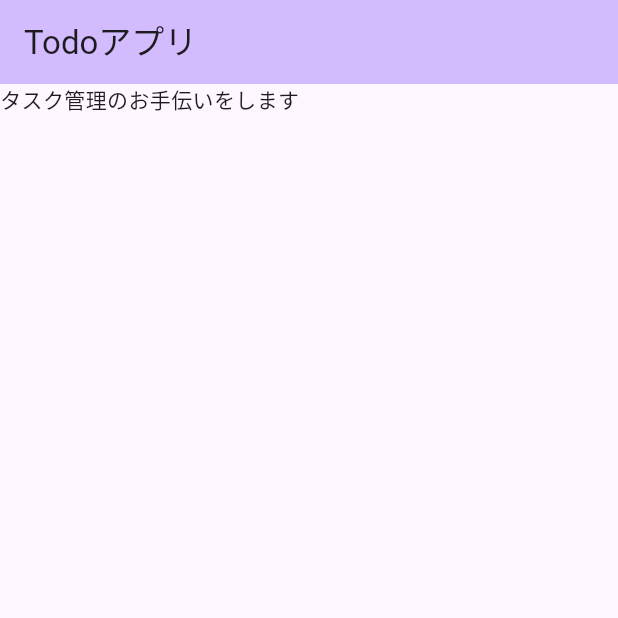
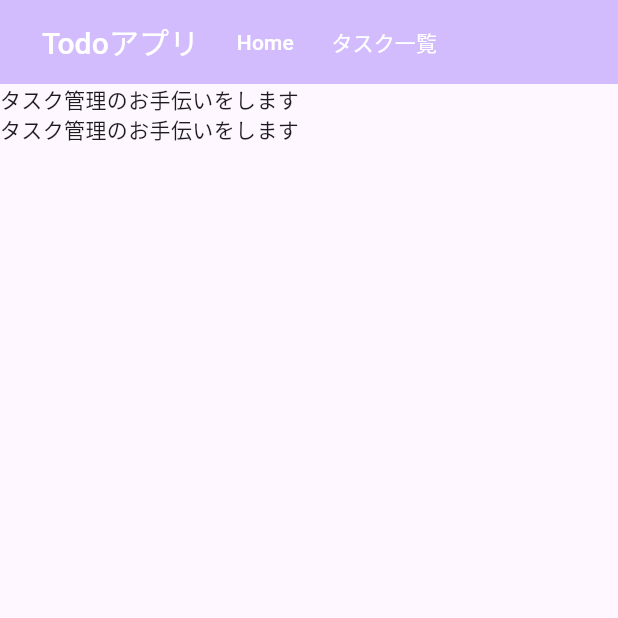
Before and after one commit to kyouga-ones/Todo-Application-Frontend, a Flutter app: the screen it shows after launch, on a phone screen of 412 x 824 dp, the top half of it. Run offline on Flutter 3.47's test engine with Material 3 defaults, Android fonts, the phone set to English and light mode, and no system bars.

Commit message:
feature:task-001:ホーム画面を仮作成

```diff
--- a/lib/home/view/home_screen.dart
+++ b/lib/home/view/home_screen.dart
@@ -6,7 +6,18 @@ class HomeScreen extends StatelessWidget {
   @override
   Widget build(BuildContext context) {
     return Scaffold(
-      body: Text('タスク管理のお手伝いをします'),
+      body: Column(
+        children: [
+          Text(
+            'タスク管理のお手伝いをします',
+            textAlign: TextAlign.center,
+          ),
+          Text(
+            'タスク管理のお手伝いをします',
+            textAlign: TextAlign.center,
+          ),
+        ],
+      ),
     );
   }
 }
--- a/lib/my_home_gape.dart
+++ b/lib/my_home_gape.dart
@@ -10,8 +10,27 @@ class MyHomePage extends StatelessWidget {
   Widget build(BuildContext context) {
     return Scaffold(
       appBar: AppBar(
+        actions: [],
         backgroundColor: Theme.of(context).colorScheme.inversePrimary,
-        title: Text('Todoアプリ'),
+        title: Row(
+          children: [
+            TextButton(
+              onPressed: () {},
+              child: Text(
+                'Todoアプリ',
+                style: TextStyle(color: Colors.white, fontSize: 20),
+              ),
+            ),
+            TextButton(
+              onPressed: () {},
+              child: Text('Home', style: TextStyle(color: Colors.white)),
+            ),
+            TextButton(
+              onPressed: () {},
+              child: Text('タスク一覧', style: TextStyle(color: Colors.white)),
+            ),
+          ],
+        ),
       ),
       body: HomeViewModel(),
     );
```
